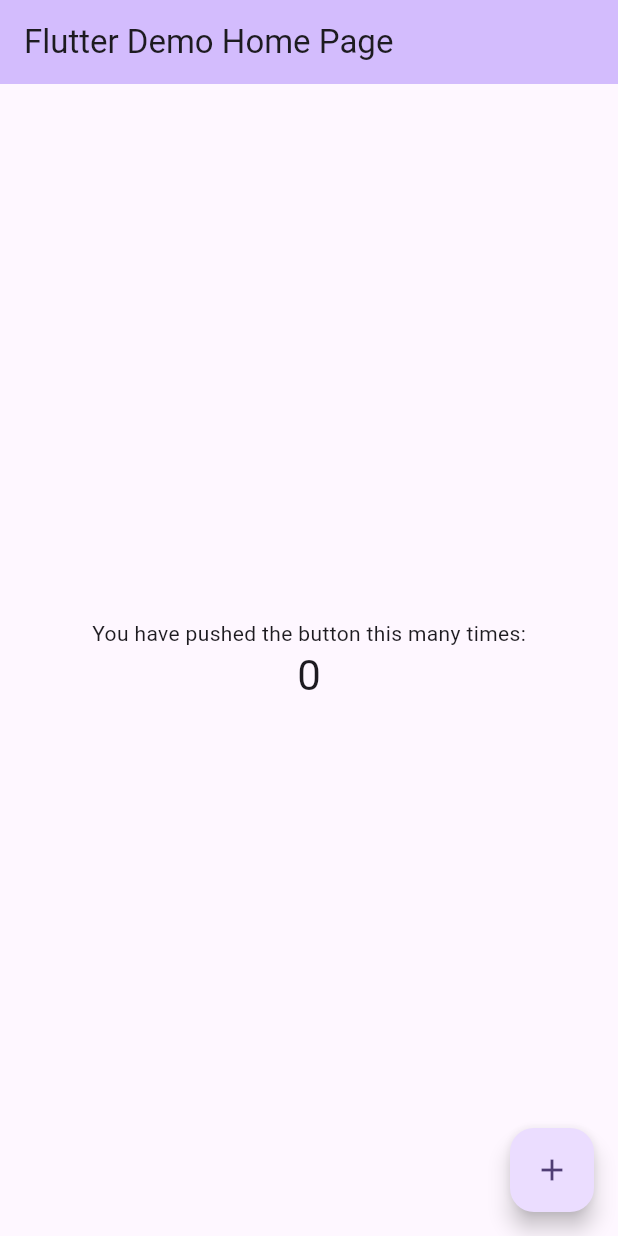
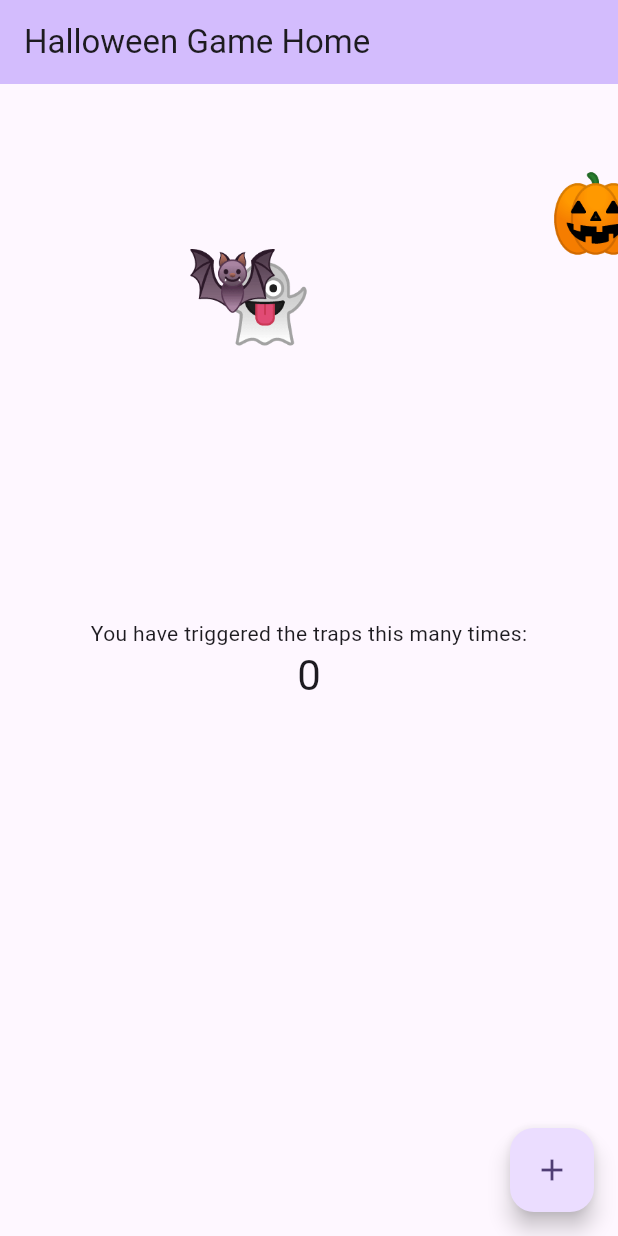
Before and after one commit to sidd07181134/haloween, a Flutter app: the screen it shows after launch, on a phone screen of 412 x 824 dp. Run offline on Flutter 3.47's test engine with Material 3 defaults, Android fonts, the phone set to English and light mode, and no system bars.

Commit message:
made the game

```diff
--- a/lib/main.dart
+++ b/lib/main.dart
@@ -1,4 +1,5 @@
 import 'package:flutter/material.dart';
+import 'dart:math';
 
 void main() {
   runApp(const MyApp());
@@ -7,31 +8,15 @@
 class MyApp extends StatelessWidget {
   const MyApp({super.key});
 
-  // This widget is the root of your application.
   @override
   Widget build(BuildContext context) {
     return MaterialApp(
-      title: 'Flutter Demo',
+      title: 'Halloween Game',
       theme: ThemeData(
-        // This is the theme of your application.
-        //
-        // TRY THIS: Try running your application with "flutter run". You'll see
-        // the application has a purple toolbar. Then, without quitting the app,
-        // try changing the seedColor in the colorScheme below to Colors.green
-        // and then invoke "hot reload" (save your changes or press the "hot
-        // reload" button in a Flutter-supported IDE, or press "r" if you used
-        // the command line to start the app).
-        //
-        // Notice that the counter didn't reset back to zero; the application
-        // state is not lost during the reload. To reset the state, use hot
-        // restart instead.
-        //
-        // This works for code too, not just values: Most code changes can be
-        // tested with just a hot reload.
         colorScheme: ColorScheme.fromSeed(seedColor: Colors.deepPurple),
         useMaterial3: true,
       ),
-      home: const MyHomePage(title: 'Flutter Demo Home Page'),
+      home: const MyHomePage(title: 'Halloween Game Home'),
     );
   }
 }
@@ -39,74 +24,89 @@
 class MyHomePage extends StatefulWidget {
   const MyHomePage({super.key, required this.title});
 
-  // This widget is the home page of your application. It is stateful, meaning
-  // that it has a State object (defined below) that contains fields that affect
-  // how it looks.
-
-  // This class is the configuration for the state. It holds the values (in this
-  // case the title) provided by the parent (in this case the App widget) and
-  // used by the build method of the State. Fields in a Widget subclass are
-  // always marked "final".
-
   final String title;
 
   @override
   State<MyHomePage> createState() => _MyHomePageState();
 }
 
-class _MyHomePageState extends State<MyHomePage> {
+class _MyHomePageState extends State<MyHomePage> with SingleTickerProviderStateMixin {
   int _counter = 0;
+  bool _isFound = false;
+  late AnimationController _controller;
+  Random _random = Random();
 
+  @override
+  void initState() {
+    super.initState();
+    _controller = AnimationController(
+      vsync: this,
+      duration: const Duration(seconds: 2),
+    )..repeat(reverse: true);
+  }
+
+  @override
+  void dispose() {
+    _controller.dispose();
+    super.dispose();
+  }
+
+  // Function to display winning message
+  void _showWinMessage() {
+    setState(() {
+      _isFound = true;
+    });
+    showDialog(
+      context: context,
+      builder: (context) => AlertDialog(
+        title: const Text('You Found It!'),
+        content: const Text('Happy Halloween! 🎃'),
+        actions: [
+          TextButton(
+            onPressed: () {
+              Navigator.of(context).pop();
+              setState(() {
+                _isFound = false;
+              });
+            },
+            child: const Text('Play Again'),
+          ),
+        ],
+      ),
+    );
+  }
+
+  // Generate random positions for floating objects
+  double _randomPosition(double max) => _random.nextDouble() * max;
+
+  // Method to increase the counter
   void _incrementCounter() {
     setState(() {
-      // This call to setState tells the Flutter framework that something has
-      // changed in this State, which causes it to rerun the build method below
-      // so that the display can reflect the updated values. If we changed
-      // _counter without calling setState(), then the build method would not be
-      // called again, and so nothing would appear to happen.
       _counter++;
     });
   }
 
   @override
   Widget build(BuildContext context) {
-    // This method is rerun every time setState is called, for instance as done
-    // by the _incrementCounter method above.
-    //
-    // The Flutter framework has been optimized to make rerunning build methods
-    // fast, so that you can just rebuild anything that needs updating rather
-    // than having to individually change instances of widgets.
     return Scaffold(
       appBar: AppBar(
-        // TRY THIS: Try changing the color here to a specific color (to
-        // Colors.amber, perhaps?) and trigger a hot reload to see the AppBar
-        // change color while the other colors stay the same.
         backgroundColor: Theme.of(context).colorScheme.inversePrimary,
-        // Here we take the value from the MyHomePage object that was created by
-        // the App.build method, and use it to set our appbar title.
         title: Text(widget.title),
       ),
-      body: Center(
-        // Center is a layout widget. It takes a single child and positions it
-        // in the middle of the parent.
+      body: Stack(
+        children: [
+          // Halloween-themed objects floating
+          _buildFloatingObject('🎃', _showWinMessage, _randomPosition(350), _randomPosition(500)),
+          _buildFloatingObject('👻', _incrementCounter, _randomPosition(200), _randomPosition(300)),
+          _buildFloatingObject('🦇', _incrementCounter, _randomPosition(100), _randomPosition(150)),
+
+          // Centered counter message
+          Center(
             child: Column(
-          // Column is also a layout widget. It takes a list of children and
-          // arranges them vertically. By default, it sizes itself to fit its
-          // children horizontally, and tries to be as tall as its parent.
-          //
-          // Column has various properties to control how it sizes itself and
-          // how it positions its children. Here we use mainAxisAlignment to
-          // center the children vertically; the main axis here is the vertical
-          // axis because Columns are vertical (the cross axis would be
-          // horizontal).
-          //
-          // TRY THIS: Invoke "debug painting" (choose the "Toggle Debug Paint"
-          // action in the IDE, or press "p" in the console), to see the
-          // wireframe for each widget.
               mainAxisAlignment: MainAxisAlignment.center,
               children: <Widget>[
                 const Text(
-              'You have pushed the button this many times:',
+                  'You have triggered the traps this many times:',
                 ),
                 Text(
                   '$_counter',
@@ -115,6 +115,8 @@
               ],
             ),
           ),
+        ],
+      ),
       floatingActionButton: FloatingActionButton(
         onPressed: _incrementCounter,
         tooltip: 'Increment',
@@ -122,4 +124,27 @@
       ), // This trailing comma makes auto-formatting nicer for build methods.
     );
   }
+
+  // Build floating animated objects (Pumpkin, Ghost, Bat)
+  Widget _buildFloatingObject(String emoji, Function onTapCallback, double startTop, double startLeft) {
+    return Positioned(
+      top: startTop,
+      left: startLeft,
+      child: GestureDetector(
+        onTap: () => onTapCallback(),
+        child: AnimatedBuilder(
+          animation: _controller,
+          builder: (context, child) {
+            return Transform.translate(
+              offset: Offset(0, sin(_controller.value * 2 * pi) * 20),
+              child: Text(
+                emoji,
+                style: const TextStyle(fontSize: 50),
+              ),
+            );
+          },
+        ),
+      ),
+    );
   }
+}
```
Lines whose indentation alone changed are shown as unchanged.
